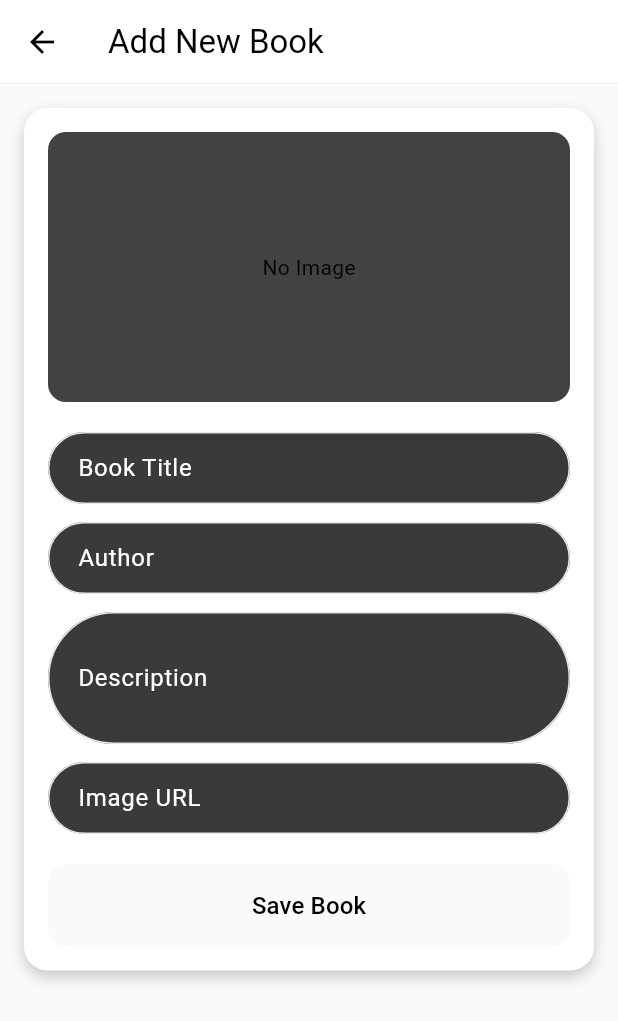
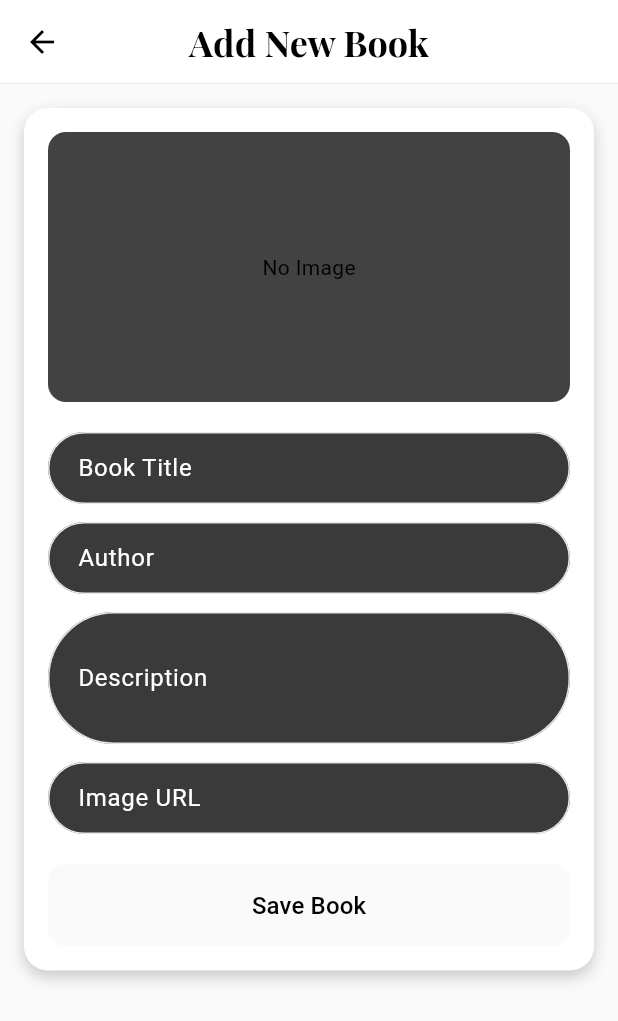
Before and after one commit to MasRfif/Book_storage, a Flutter app: the BookFormPage screen opened by its route, on a phone screen of 412 x 824 dp. Shown: the top 1021 px of the screen. Run offline on Flutter 3.47's test engine with Material 3 defaults, Android fonts, the phone set to English and light mode, and no system bars; our stand-ins replace dio, drift, equatable, flutter_bloc, get_it, hive and 1 more; accounts and stored records are empty; generated files the repository leaves out were written again.

Commit message:
add tweek

```diff
--- a/lib/pages/book/add_book_page.dart
+++ b/lib/pages/book/add_book_page.dart
@@ -76,6 +76,13 @@ class _BookFormPageState extends State<BookFormPage> {
       appBar: AppBar(
         backgroundColor: cardColor,
         title: const Text('Add New Book'),
+        titleTextStyle: TextStyle(
+          fontFamily: 'PlayfairDisplay',
+          fontSize: 24,
+          fontWeight: FontWeight.bold,
+          color: theme.colorScheme.primary,
+        ),
+        centerTitle: true,
         elevation: 0,
       ),
       body: Padding(
```
Also changed, not shown: lib/pages/book/book_detail_page.dart (+11 -1 lines).
